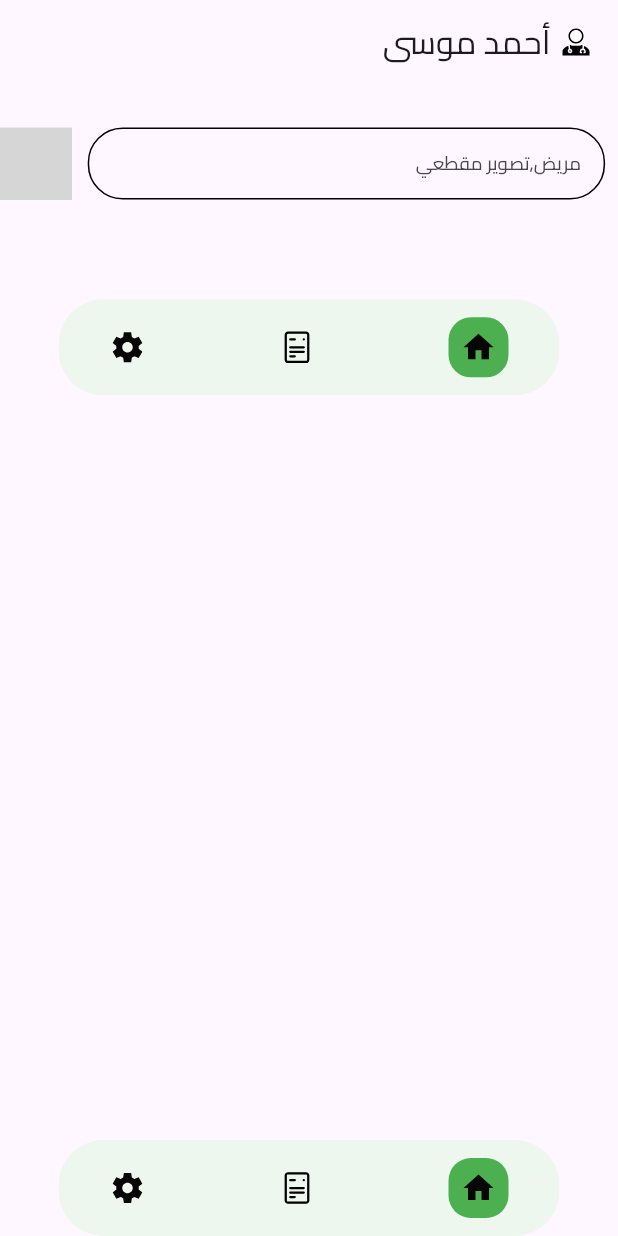
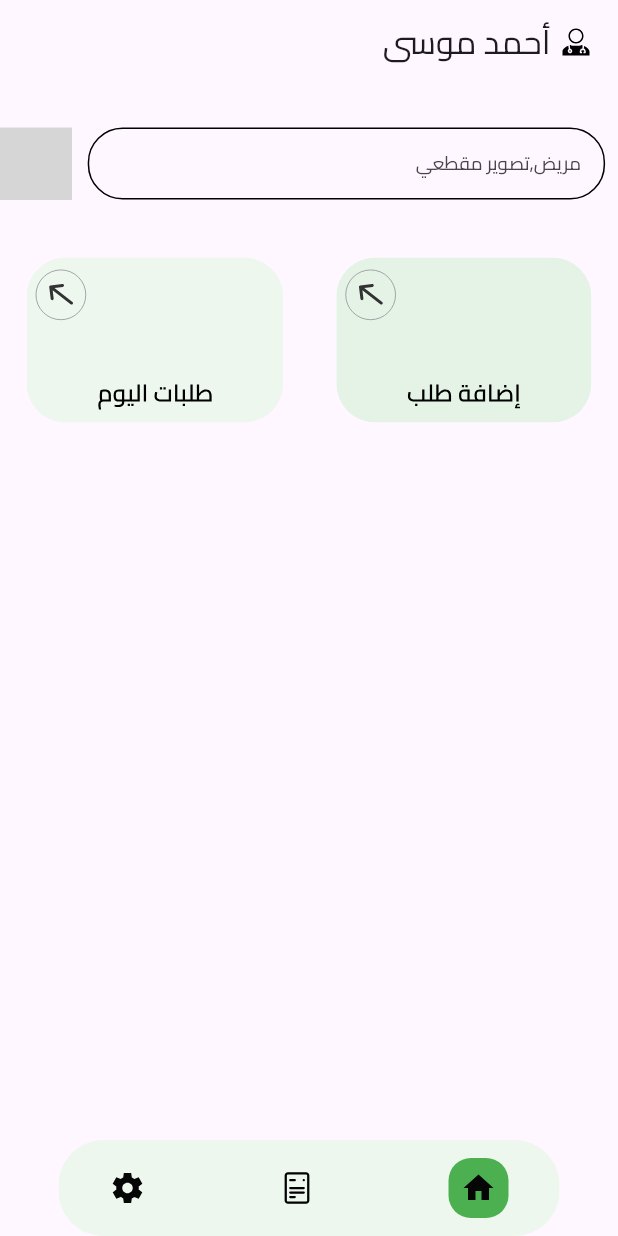
Before and after one commit to samibarsa/Clinic_doctor, a Flutter app: the screen it shows after launch, on a phone screen of 412 x 824 dp. Run offline on Flutter 3.47's test engine with Material 3 defaults, Android fonts, the phone set to English and light mode, and no system bars; our stand-ins replace flutter_screenutil, flutter_svg; grey boxes are pictures that could not be loaded.

Commit message:
finish home view ui with fixing navbar errors

```diff
--- a/lib/Features/Home/presentation/widgets/home_view_body.dart
+++ b/lib/Features/Home/presentation/widgets/home_view_body.dart
@@ -3,14 +3,15 @@ import 'package:doctor_app/Features/Home/presentation/widgets/navigator_bar.dart
 import 'package:doctor_app/core/utils/constant.dart';
 import 'package:flutter/material.dart';
 import 'package:flutter_screenutil/flutter_screenutil.dart';
-import 'package:flutter_svg/flutter_svg.dart';
+import 'package:flutter_svg/svg.dart';
+
 
 class HomeViewBody extends StatefulWidget {
-   HomeViewBody({
+  HomeViewBody({
     super.key,
   });
 
- int currentIndex = 0;
+  int currentIndex = 0;
 
   EdgeInsetsGeometry padding = const EdgeInsets.only();
 
@@ -32,13 +33,12 @@ class HomeViewBody extends StatefulWidget {
       imagePath = ImagesPath.navbarSettings;
     }
   }
+
   @override
   State<HomeViewBody> createState() => _HomeViewBodyState();
 }
 
 class _HomeViewBodyState extends State<HomeViewBody> {
-
-
   @override
   Widget build(BuildContext context) {
     return Stack(
@@ -47,18 +47,23 @@ class _HomeViewBodyState extends State<HomeViewBody> {
         PageView(
           onPageChanged: (value) {
             setState(() {
-             widget. animateNavBar(value);
+              widget.animateNavBar(value);
             });
           },
-          controller:
-         widget. pageController,
-          children: const [Person(), MyCourses(), Home(),],
+          controller: widget.pageController,
+          children: const [
+            Person(),
+            MyCourses(),
+            Home(),
+          ],
         ),
         // Nav BAr
         NavBar(
           homeViewBody: widget,
         ),
-        SizedBox(height: 21.h,)
+        SizedBox(
+          height: 21.h,
+        )
       ],
     );
   }
@@ -80,16 +85,19 @@ class Home extends StatelessWidget {
         SizedBox(
           height: 40.h,
         ),
-        Row(mainAxisAlignment: MainAxisAlignment.spaceAround, children: [
-          // GestureDetector(
-          //     onTap: () {}, child: SvgPicture.asset(ImagesPath.orderHistory)),
-          // GestureDetector(
-          //     onTap: () {}, child: SvgPicture.asset(ImagesPath.addOrder)),
-          Padding(
-            padding:  EdgeInsets.only(bottom: 21.h),
-            child: NavBar(homeViewBody: HomeViewBody()),
-          ),
-        ])
+        Row(
+          mainAxisAlignment: MainAxisAlignment.spaceAround,
+          children: [
+            GestureDetector(
+                onTap: () {}, child: SvgPicture.asset(ImagesPath.orderHistory)),
+            GestureDetector(
+                onTap: () {}, child: SvgPicture.asset(ImagesPath.addOrder)),
+            // Padding(
+            //   padding: EdgeInsets.only(bottom: 21.h),
+            //   child: NavBar(homeViewBody: HomeViewBody()),
+            // ),
+          ],
+        )
       ],
     );
   }
--- a/lib/Features/Home/presentation/widgets/navigator_bar.dart
+++ b/lib/Features/Home/presentation/widgets/navigator_bar.dart
@@ -22,7 +22,7 @@ class _NavBarState extends State<NavBar> {
         Row(
           children: [
             Padding(
-              padding: EdgeInsets.only(left: 30.w, top: 30.h),
+              padding: EdgeInsets.only(left: 40.w, top: 30.h),
               child: InkWell(
                 onTap: () {
                   setState(() {
@@ -31,13 +31,13 @@ class _NavBarState extends State<NavBar> {
                   });
                 },
                 child: SizedBox(
-                  height: 60.h,
-                  width: 90.w,
+                  height:60.h,
+                  width: 60.w,
                 ),
               ),
             ),
             Padding(
-              padding: EdgeInsets.only(left: 45.w, bottom: 35.h),
+              padding: EdgeInsets.only(left: 60.w, top: 30.h),
               child: InkWell(
                 onTap: () {
                   setState(() {
@@ -45,17 +45,15 @@ class _NavBarState extends State<NavBar> {
                     widget.homeViewBody.animateNavBar(1);
                   });
                 },
-                child: Container(
-                  decoration: BoxDecoration(
-                    borderRadius: BorderRadius.circular(35.r),
-                  ),
+                child: SizedBox(
+
                   height: 60.h,
                   width: 60.w,
                 ),
               ),
             ),
             Padding(
-              padding: EdgeInsets.only(left: 45.w, top: 30.h),
+              padding: EdgeInsets.only(left: 60.w, top: 30.h),
               child: InkWell(
                 onTap: () {
                   setState(() {
@@ -64,8 +62,8 @@ class _NavBarState extends State<NavBar> {
                   });
                 },
                 child: SizedBox(
-                  height: 50.h,
-                  width: 90.w,
+                  height: 60.h,
+                  width: 60.w,
                 ),
               ),
             ),
```
